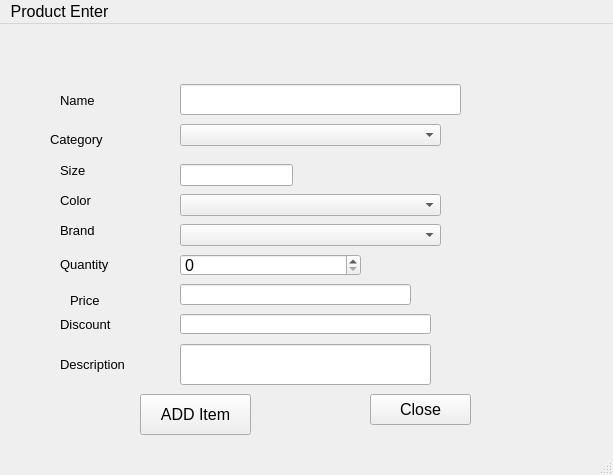
AlphaAnas/database-managment-system-using-SQL-and-PYQT-5-and-PYQT-6, file admin_interface2.ui: the form before one commit.
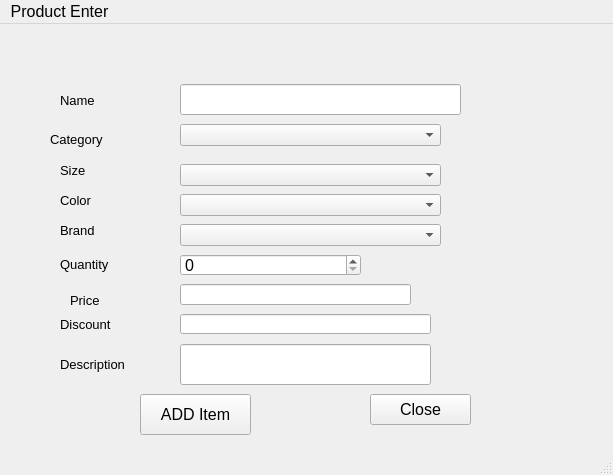
The form after the commit.

Commit message: insert product screen done

Diff of the .ui file:
```diff
--- a/admin_interface2.ui
+++ b/admin_interface2.ui
@@ -287,12 +287,12 @@
      </rect>
     </property>
    </widget>
-   <widget class="QLineEdit" name="size">
+   <widget class="QComboBox" name="size">
     <property name="geometry">
      <rect>
       <x>180</x>
       <y>140</y>
-      <width>113</width>
+      <width>261</width>
       <height>22</height>
      </rect>
     </property>
```
The commit also changes 4 other files.
